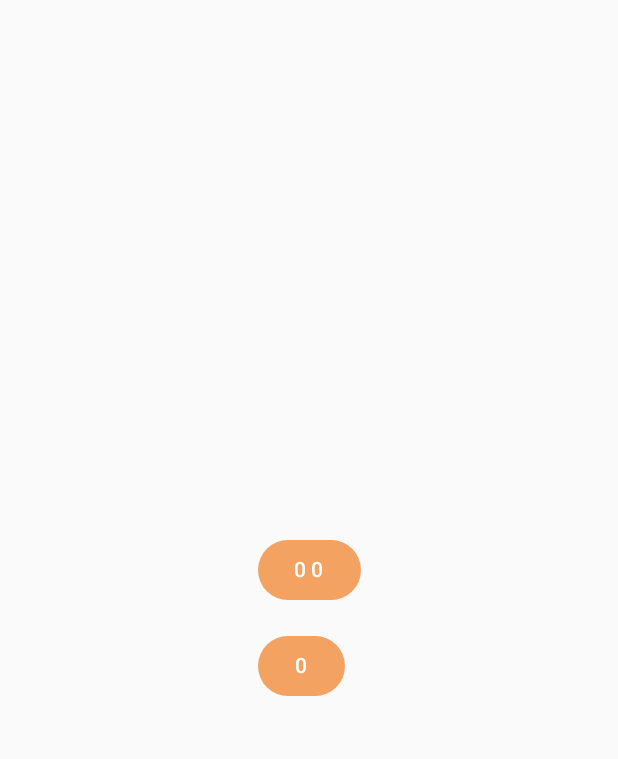
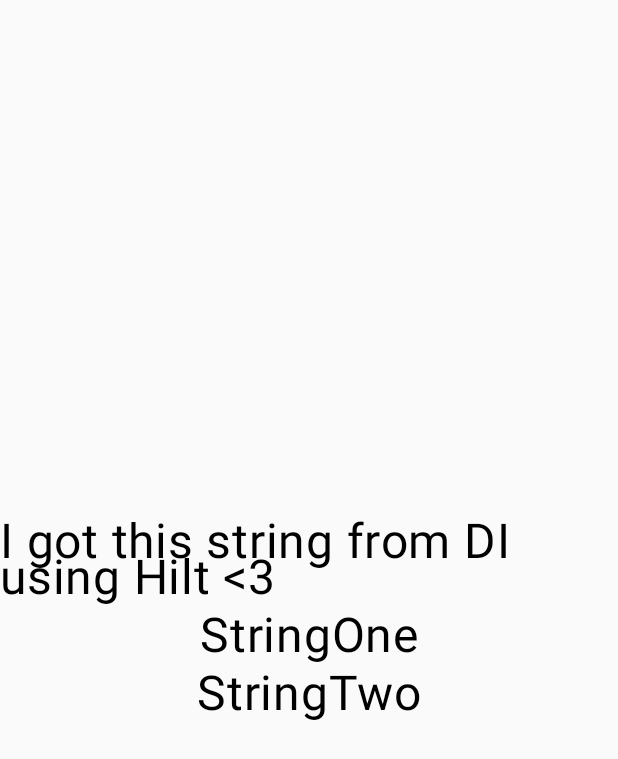
Before and after one commit to JamesAri/bp, an Android app built with Jetpack Compose: the screen it shows after launch (MainActivity), on a phone screen of 412 x 824 dp. Shown: the top 759 px of the screen. Run offline under Robolectric (Android 15) with nearby library versions, the phone set to English and light mode, and no system bars; our stand-ins replace Dagger/Hilt's generated code.

Commit message:
Dependency injection using Hilt with fake api - demo

```diff
--- a/app/build.gradle
+++ b/app/build.gradle
@@ -3,7 +3,11 @@
 plugins {
     id 'com.android.application'
     id 'org.jetbrains.kotlin.android'
+    // Better navigation - Parcels
     id("kotlin-parcelize")
+    // Hilt
+    id("kotlin-kapt")
+    id("com.google.dagger.hilt.android")
 }
 
 android {
@@ -49,6 +53,10 @@
     }
 }
 
+// Hilt - Allow references to generated code
+kapt {
+    correctErrorTypes = true
+}
 
 dependencies {
 
@@ -60,15 +68,22 @@
     implementation 'androidx.compose.material3:material3:1.1.0-alpha03'
     implementation 'androidx.lifecycle:lifecycle-viewmodel-compose:2.5.1'
     implementation 'androidx.navigation:navigation-compose:2.5.3'
-    implementation 'com.google.accompanist:accompanist-permissions:0.28.0'
     testImplementation 'junit:junit:4.13.2'
     androidTestImplementation 'androidx.test.ext:junit:1.1.4'
     androidTestImplementation 'androidx.test.espresso:espresso-core:3.5.0'
     androidTestImplementation "androidx.compose.ui:ui-test-junit4:$compose_version"
     debugImplementation "androidx.compose.ui:ui-tooling:$compose_version"
     debugImplementation "androidx.compose.ui:ui-test-manifest:$compose_version"
+
+    // Accompanist - permissions
+    implementation 'com.google.accompanist:accompanist-permissions:0.28.0'
+
+    // Hilt
+    implementation("com.google.dagger:hilt-android:2.44")
+    kapt("com.google.dagger:hilt-android-compiler:2.44")
 }
 
+// ExperimentalMaterial3Api Opt-In for the whole module
 tasks.withType(KotlinCompile).configureEach {
     kotlinOptions {
         freeCompilerArgs += "-opt-in=androidx.compose.material3.ExperimentalMaterial3Api"
--- a/app/src/main/AndroidManifest.xml
+++ b/app/src/main/AndroidManifest.xml
@@ -6,6 +6,7 @@
     <uses-permission android:name="android.permission.RECORD_AUDIO"/>
 
     <application
+        android:name=".HiltApplication"
         android:allowBackup="true"
         android:dataExtractionRules="@xml/data_extraction_rules"
         android:fullBackupContent="@xml/backup_rules"
--- /dev/null
+++ b/app/src/main/java/cz/zcu/students/jetpackcomposetestproject/HiltApplication.kt
@@ -0,0 +1,8 @@
+package cz.zcu.students.jetpackcomposetestproject
+
+import android.app.Application
+import dagger.hilt.android.HiltAndroidApp
+
+@HiltAndroidApp
+class HiltApplication : Application() {
+}
--- a/app/src/main/java/cz/zcu/students/jetpackcomposetestproject/MainActivity.kt
+++ b/app/src/main/java/cz/zcu/students/jetpackcomposetestproject/MainActivity.kt
@@ -4,6 +4,7 @@
 import android.os.Bundle
 import androidx.activity.ComponentActivity
 import androidx.activity.compose.setContent
+import androidx.activity.viewModels
 import androidx.compose.animation.core.animateFloatAsState
 import androidx.compose.animation.core.tween
 import androidx.compose.foundation.Canvas
@@ -41,15 +42,20 @@
 import com.google.accompanist.permissions.isGranted
 import com.google.accompanist.permissions.rememberMultiplePermissionsState
 import com.google.accompanist.permissions.shouldShowRationale
-import cz.zcu.students.jetpackcomposetestproject.ui.LocalSpacing
-import cz.zcu.students.jetpackcomposetestproject.ui.spacing
+import cz.zcu.students.jetpackcomposetestproject.ui.screen.DependencyScreen
 import cz.zcu.students.jetpackcomposetestproject.ui.theme.JetpackComposeTestProjectTheme
+import cz.zcu.students.jetpackcomposetestproject.ui.theme.LocalSpacing
+import cz.zcu.students.jetpackcomposetestproject.ui.theme.spacing
+import cz.zcu.students.jetpackcomposetestproject.ui.viewmodel.DependencyViewModel
+import dagger.hilt.android.AndroidEntryPoint
 import kotlinx.coroutines.CoroutineScope
 import kotlinx.coroutines.launch
 
+@AndroidEntryPoint
 class MainActivity : ComponentActivity() {
     override fun onCreate(savedInstanceState: Bundle?) {
         super.onCreate(savedInstanceState)
+        val viewModel: DependencyViewModel by viewModels()
         setContent {
             JetpackComposeTestProjectTheme(
                 dynamicColor = false,
@@ -62,7 +68,9 @@
 //                Navigation()
 //                BottomNavigationDemo()
 //                ProperPermissionHandlingDemo()
-                    CompilerOptimizationTest()
+//                    CompilerOptimizationTest()
+
+                    DependencyScreen(viewModel)
                 }
             )
         }
--- /dev/null
+++ b/app/src/main/java/cz/zcu/students/jetpackcomposetestproject/data/api/DependencyApi.kt
@@ -0,0 +1,14 @@
+package cz.zcu.students.jetpackcomposetestproject.data.api
+
+import android.content.Context
+import cz.zcu.students.jetpackcomposetestproject.R
+import javax.inject.Inject
+
+class DependencyApi
+@Inject constructor(
+    private val context: Context
+) {
+    fun getString(): String {
+        return context.getString(R.string.dependency_string)
+    }
+}
--- /dev/null
+++ b/app/src/main/java/cz/zcu/students/jetpackcomposetestproject/data/repository/DependencyRepository.kt
@@ -0,0 +1,15 @@
+package cz.zcu.students.jetpackcomposetestproject.data.repository
+
+import cz.zcu.students.jetpackcomposetestproject.data.api.DependencyApi
+import javax.inject.Inject
+
+class DependencyRepository
+@Inject constructor(
+    private val dependencyApi: DependencyApi,
+    private val stringOne: String,
+    private val stringTwo: String,
+) {
+    fun getString(): String = dependencyApi.getString()
+    fun getStringOne(): String = stringOne
+    fun getStringTwo(): String = stringTwo
+}
--- /dev/null
+++ b/app/src/main/java/cz/zcu/students/jetpackcomposetestproject/di/DependencyModule.kt
@@ -0,0 +1,49 @@
+package cz.zcu.students.jetpackcomposetestproject.di
+
+import android.content.Context
+import cz.zcu.students.jetpackcomposetestproject.data.api.DependencyApi
+import cz.zcu.students.jetpackcomposetestproject.data.repository.DependencyRepository
+import dagger.Module
+import dagger.Provides
+import dagger.hilt.InstallIn
+import dagger.hilt.android.qualifiers.ApplicationContext
+import dagger.hilt.components.SingletonComponent
+import javax.inject.Named
+import javax.inject.Singleton
+
+@Module
+@InstallIn(SingletonComponent::class) // ActivityComponent, ViewModelComponent
+object DependencyModule {
+
+    @Singleton
+    @Provides
+    fun provideDependencyApi(
+        @ApplicationContext context: Context
+    ): DependencyApi = DependencyApi(context = context)
+
+    @Singleton
+    @Provides
+    fun provideRepository(
+        dependencyApi: DependencyApi,
+        @Named("StringOne")
+        stringOne: String,
+        @Named("StringTwo")
+        stringTwo: String,
+    ): DependencyRepository = DependencyRepository(
+        dependencyApi = dependencyApi,
+        stringOne = stringOne,
+        stringTwo = stringTwo,
+    )
+
+
+    @Singleton
+    @Provides
+    @Named("StringOne")
+    fun provideStringOne(): String = "StringOne"
+
+    @Singleton
+    @Provides
+    @Named("StringTwo")
+    fun provideStringTwo(): String = "StringTwo"
+
+}
--- /dev/null
+++ b/app/src/main/java/cz/zcu/students/jetpackcomposetestproject/ui/screen/DependencyScreen.kt
@@ -0,0 +1,30 @@
+package cz.zcu.students.jetpackcomposetestproject.ui.screen
+
+import androidx.compose.foundation.layout.Arrangement
+import androidx.compose.foundation.layout.Column
+import androidx.compose.foundation.layout.fillMaxSize
+import androidx.compose.material3.Text
+import androidx.compose.runtime.Composable
+import androidx.compose.ui.Alignment
+import androidx.compose.ui.Modifier
+import androidx.compose.ui.unit.sp
+import cz.zcu.students.jetpackcomposetestproject.ui.viewmodel.DependencyViewModel
+
+@Composable
+fun DependencyScreen(
+    dependencyViewModel: DependencyViewModel
+) {
+    val dependencyString = dependencyViewModel.dependencyString
+    val stringOne = dependencyViewModel.stringOne
+    val stringTwo = dependencyViewModel.stringTwo
+
+    Column(
+        modifier = Modifier.fillMaxSize(),
+        verticalArrangement = Arrangement.Center,
+        horizontalAlignment = Alignment.CenterHorizontally
+    ) {
+        Text(text = dependencyString, fontSize = 32.sp)
+        Text(text = stringOne, fontSize = 32.sp)
+        Text(text = stringTwo, fontSize = 32.sp)
+    }
+}
--- a/app/src/main/java/cz/zcu/students/jetpackcomposetestproject/ui/Spacing.kt
+++ b/app/src/main/java/cz/zcu/students/jetpackcomposetestproject/ui/theme/Spacing.kt
@@ -1,4 +1,4 @@
-package cz.zcu.students.jetpackcomposetestproject.ui
+package cz.zcu.students.jetpackcomposetestproject.ui.theme
 
 import androidx.compose.material3.MaterialTheme
 import androidx.compose.runtime.Composable
--- a/app/src/main/java/cz/zcu/students/jetpackcomposetestproject/ui/theme/Theme.kt
+++ b/app/src/main/java/cz/zcu/students/jetpackcomposetestproject/ui/theme/Theme.kt
@@ -15,8 +15,6 @@
 import androidx.compose.ui.platform.LocalContext
 import androidx.compose.ui.platform.LocalView
 import androidx.core.view.ViewCompat
-import cz.zcu.students.jetpackcomposetestproject.ui.LocalSpacing
-import cz.zcu.students.jetpackcomposetestproject.ui.Spacing
 
 private val DarkColorScheme = darkColorScheme(
     primary = PrimaryGreen,
--- /dev/null
+++ b/app/src/main/java/cz/zcu/students/jetpackcomposetestproject/ui/viewmodel/DependencyViewModel.kt
@@ -0,0 +1,16 @@
+package cz.zcu.students.jetpackcomposetestproject.ui.viewmodel
+
+import androidx.lifecycle.ViewModel
+import cz.zcu.students.jetpackcomposetestproject.data.repository.DependencyRepository
+import dagger.hilt.android.lifecycle.HiltViewModel
+import javax.inject.Inject
+
+@HiltViewModel
+class DependencyViewModel
+@Inject constructor(
+    repository: DependencyRepository
+) : ViewModel() {
+    val dependencyString = repository.getString()
+    val stringOne = repository.getStringOne()
+    val stringTwo = repository.getStringTwo()
+}
--- a/app/src/main/res/values/strings.xml
+++ b/app/src/main/res/values/strings.xml
@@ -1,3 +1,4 @@
 <resources>
     <string name="app_name">JetpackComposeTestProject</string>
+    <string name="dependency_string"><![CDATA[I got this string from DI using Hilt <3]]></string>
 </resources>
--- a/build.gradle
+++ b/build.gradle
@@ -7,4 +7,6 @@
     id 'com.android.application' version '7.3.0' apply false
     id 'com.android.library' version '7.3.0' apply false
     id 'org.jetbrains.kotlin.android' version '1.6.10' apply false
+    // Hilt
+    id("com.google.dagger.hilt.android") version "2.44" apply false
 }
```
